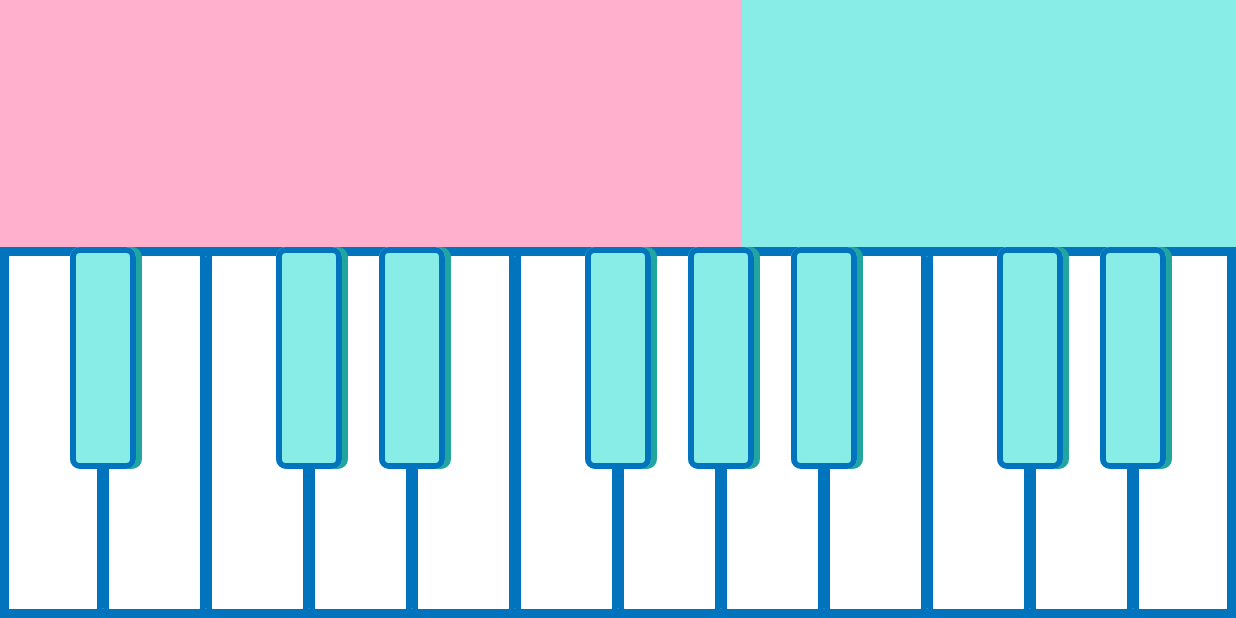
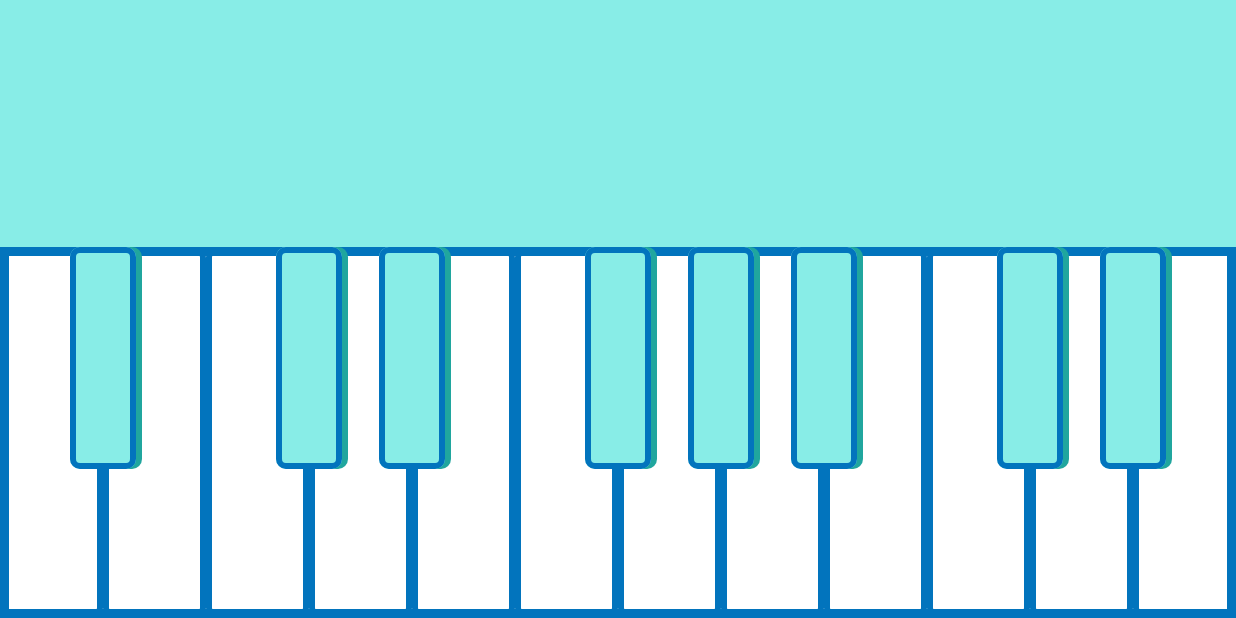
Before and after one commit to CherifiMi/Midi-Compose, an Android app built with Jetpack Compose: the screen it shows after launch (MainActivity), on a phone screen of 824 x 412 dp (held sideways). Run offline under Robolectric (Android 15) with nearby library versions, the phone set to English and light mode, and no system bars; libraries missing offline, so code that uses them is left out: processing.android, processing.core; 4 statements that could not run were skipped.

```diff
--- a/app/build.gradle
+++ b/app/build.gradle
@@ -45,6 +45,9 @@ android {
             excludes += '/META-INF/{AL2.0,LGPL2.1}'
         }
     }
+    buildFeatures {
+        viewBinding = true
+    }
 }
 
 dependencies {
--- a/app/src/main/java/com/example/midi/MainActivity.kt
+++ b/app/src/main/java/com/example/midi/MainActivity.kt
@@ -1,37 +1,38 @@
 package com.example.midi
 
+import android.content.Context
 import android.content.Intent
 import android.os.Bundle
-import android.view.WindowInsetsController
-import androidx.activity.ComponentActivity
+import android.view.LayoutInflater
+import android.view.ViewGroup
 import androidx.activity.compose.setContent
 import androidx.activity.viewModels
-import androidx.compose.foundation.BorderStroke
 import androidx.compose.foundation.background
-import androidx.compose.foundation.border
 import androidx.compose.foundation.layout.*
-import androidx.compose.material.MaterialTheme
-import androidx.compose.material.Surface
-import androidx.compose.material.Text
-import androidx.compose.runtime.Composable
 import androidx.compose.ui.ExperimentalComposeUiApi
 import androidx.compose.ui.Modifier
 import androidx.compose.ui.graphics.Color
-import androidx.compose.ui.tooling.preview.Preview
-import androidx.compose.ui.unit.dp
+import androidx.compose.ui.viewinterop.AndroidView
 import androidx.core.view.ViewCompat
 import androidx.core.view.WindowInsetsCompat
 import androidx.core.view.WindowInsetsControllerCompat
+import androidx.fragment.app.FragmentActivity
 import com.example.midi.ui.components.MainNotes
 import com.example.midi.ui.components.SharpNotes
+import com.example.midi.ui.components.osilloscope.Oscilloscope
 import com.example.midi.ui.theme.*
 import com.example.midi.ui.viewModel.MainViewModel
+import processing.android.CompatUtils
+import processing.android.PFragment
+import processing.core.PApplet
 
 @ExperimentalComposeUiApi
-class MainActivity : ComponentActivity() {
+class MainActivity : FragmentActivity() {
 
     //------------values
+    private var sketch: PApplet? = null
     private val mainViewModel: MainViewModel by viewModels()
+    var hi = this
 
 
     override fun onCreate(savedInstanceState: Bundle?) {
@@ -51,12 +52,29 @@ class MainActivity : ComponentActivity() {
                         .weight(4f)
                         .fillMaxSize()
                     ){
+
                         Box(modifier = Modifier
-                            .weight(6f).background(LightPinkColor)
+                            .weight(6f)
+                            .background(LightBlueColor)
                             .fillMaxSize()
-                        )
+                        ){
+                            AndroidView(
+                                factory = { context: Context ->
+                                    val view = LayoutInflater.from(context)
+                                        .inflate(R.layout.text_layout, null, false)
+
+                                    view.id = CompatUtils.getUniqueViewId()
+                                    sketch = Oscilloscope(mainViewModel)
+                                    val fragment = PFragment(sketch)
+                                    fragment.setView(view, this@MainActivity)
+
+                                    view
+                                })
+                        }
+
                         Box(modifier = Modifier
-                            .weight(4f).background(LightBlueColor)
+                            .weight(4f)
+                            .background(LightBlueColor)
                             .fillMaxSize()
                         )
                     }
@@ -84,9 +102,15 @@ class MainActivity : ComponentActivity() {
         windowInsetsController.hide(WindowInsetsCompat.Type.systemBars())
     }
 
+    override fun onRequestPermissionsResult(requestCode: Int, permissions: Array<String>, grantResults: IntArray) {
+        super.onRequestPermissionsResult(requestCode, permissions, grantResults)
+        sketch?.onRequestPermissionsResult(
+            requestCode, permissions, grantResults
+        )
+    }
+
     override fun onNewIntent(intent: Intent?) {
         super.onNewIntent(intent)
         setIntent(intent)
     }
-
 }
--- /dev/null
+++ b/app/src/main/res/layout/text_layout.xml
@@ -0,0 +1,6 @@
+<?xml version="1.0" encoding="utf-8"?>
+<LinearLayout xmlns:android="http://schemas.android.com/apk/res/android"
+    android:layout_width="match_parent"
+    android:layout_height="match_parent">
+
+</LinearLayout>
--- a/build.gradle
+++ b/build.gradle
@@ -9,7 +9,7 @@ buildscript {
     }
     dependencies {
         classpath "com.android.tools.build:gradle:7.0.4"
-        classpath 'org.jetbrains.kotlin:kotlin-gradle-plugin:1.6.10'
+        classpath 'org.jetbrains.kotlin:kotlin-gradle-plugin:1.5.21'
 
         // NOTE: Do not place your application dependencies here; they belong
         // in the individual module build.gradle files
--- a/gradle.properties
+++ b/gradle.properties
@@ -19,3 +19,4 @@ android.useAndroidX=true
 android.enableJetifier=true
 # Kotlin code style for this project: "official" or "obsolete":
 kotlin.code.style=official
+org.gradle.warning.mode=all
```
Also changed, not shown: app/src/main/java/com/example/midi/ui/components/Waves.kt (added, +51 -0 lines), app/src/main/res/layout/fragment_canvas.xml (deleted, +0 -10 lines).
